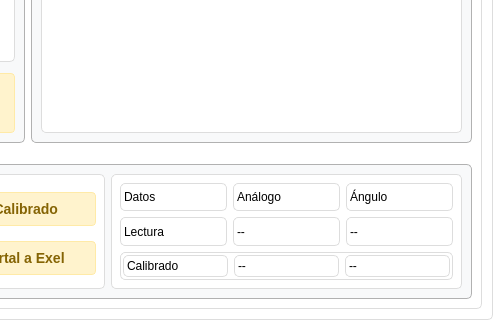
First picture: the form in SensoraCore/SC_DesktopApp/Modules/simpleAngle/simpleAngle.ui, repository YamithR/SensoraCore, before the edit; both pictures show x 277 to 770 and y 376 to 696 of the 770 by 696 pixel window.
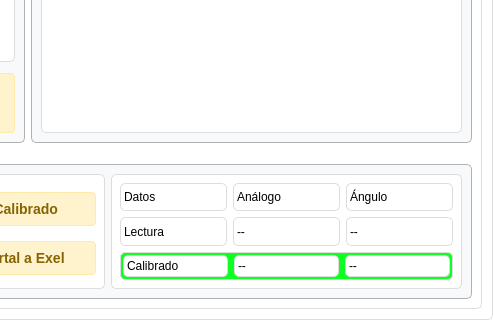
Second picture: the form after the edit.

Diff of the .ui file:
```diff
--- a/SensoraCore/SC_DesktopApp/Modules/simpleAngle/simpleAngle.ui
+++ b/SensoraCore/SC_DesktopApp/Modules/simpleAngle/simpleAngle.ui
@@ -238,6 +238,9 @@
             </item>
             <item row="2" column="0" colspan="3">
              <widget class="QWidget" name="calBox" native="true">
+              <property name="styleSheet">
+               <string notr="true">background-color: rgb(14, 255, 34);</string>
+              </property>
               <layout class="QHBoxLayout" name="horizontalLayout_2">
                <property name="leftMargin">
                 <number>3</number>
@@ -253,6 +256,9 @@
                </property>
                <item>
                 <widget class="QLabel" name="calibrado">
+                 <property name="styleSheet">
+                  <string notr="true">background-color: rgb(255, 255, 255);</string>
+                 </property>
                  <property name="text">
                   <string>Calibrado</string>
                  </property>
@@ -260,6 +266,9 @@
                </item>
                <item>
                 <widget class="QLabel" name="analogoDtCal">
+                 <property name="styleSheet">
+                  <string notr="true">background-color: rgb(255, 255, 255);</string>
+                 </property>
                  <property name="text">
                   <string>--</string>
                  </property>
@@ -267,6 +276,9 @@
                </item>
                <item>
                 <widget class="QLabel" name="anguloDtCal">
+                 <property name="styleSheet">
+                  <string notr="true">background-color: rgb(255, 255, 255);</string>
+                 </property>
                  <property name="text">
                   <string>--</string>
                  </property>
```
